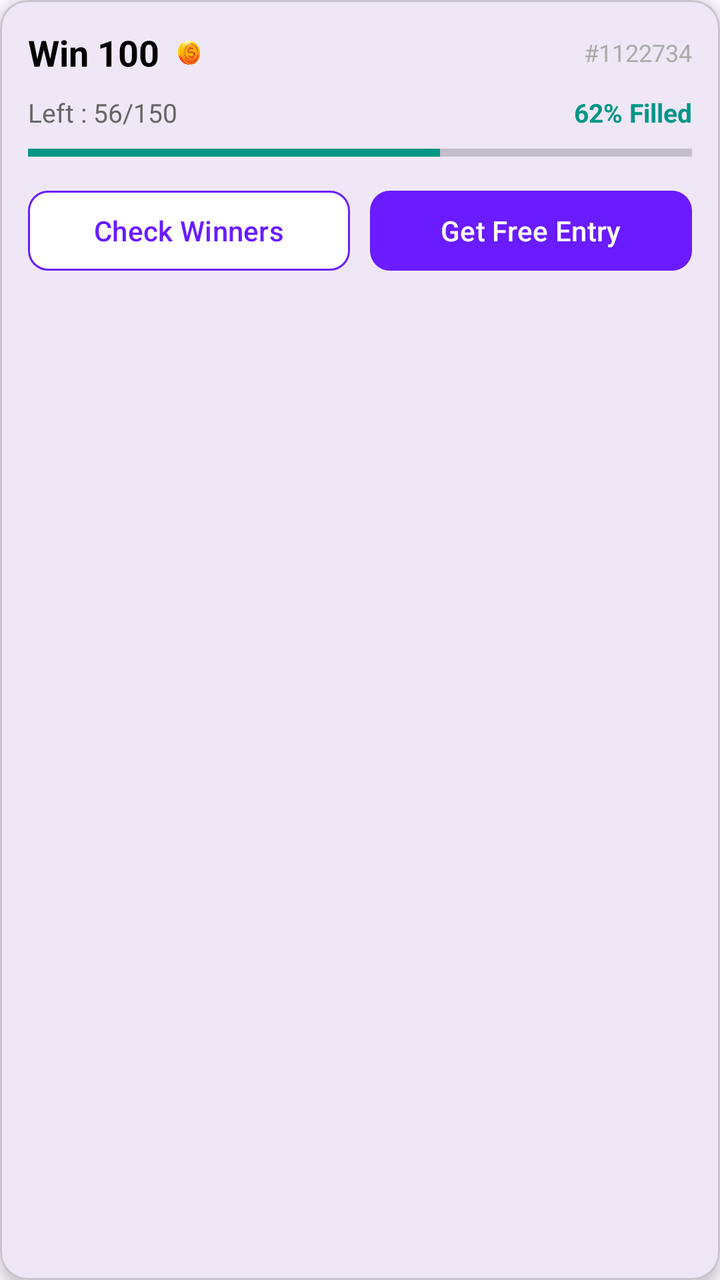
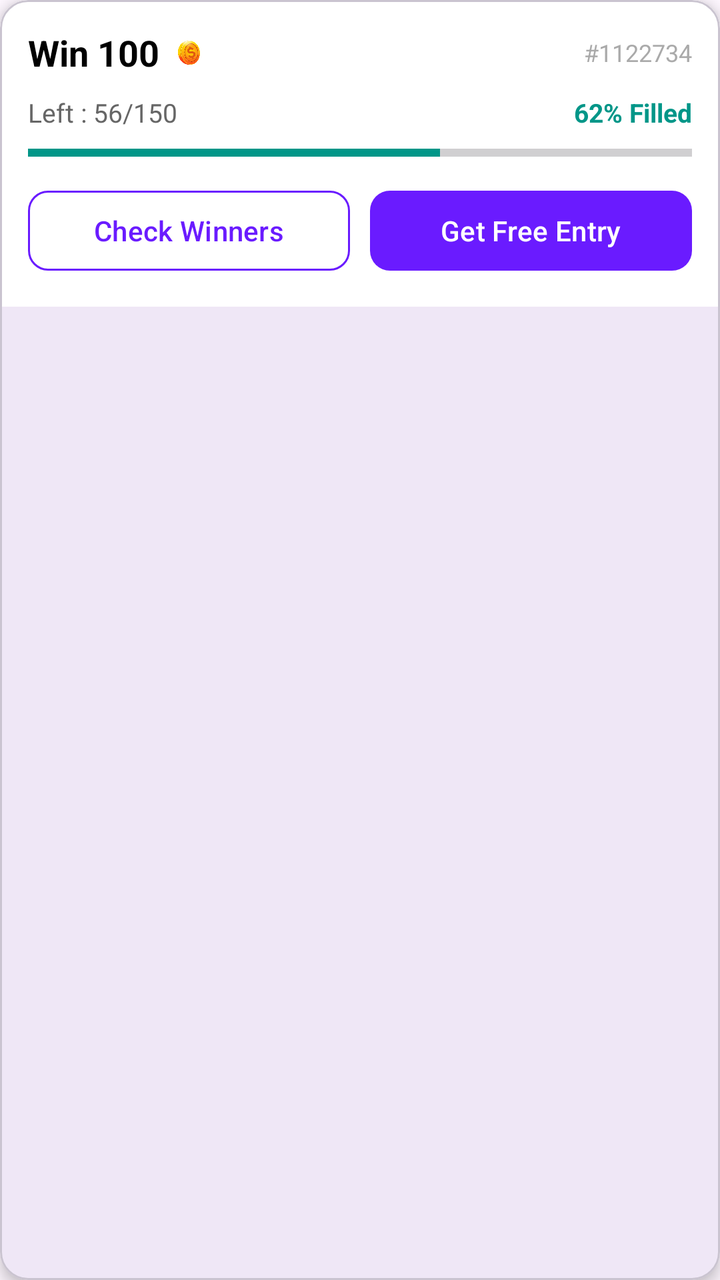

Before-and-after screenshots of an Android layout around one commit, followed by the original layout XML and the change that was made.
<!-- AndroidManifest.xml: application theme Theme.RGamer -->
<!-- res/layout/item_lucky_draw.xml -->
<?xml version="1.0" encoding="utf-8"?>
<com.google.android.material.card.MaterialCardView
    xmlns:android="http://schemas.android.com/apk/res/android"
    xmlns:app="http://schemas.android.com/apk/res-auto"
    android:layout_width="match_parent"
    android:layout_height="wrap_content"
    android:layout_marginBottom="12dp"
    app:cardCornerRadius="14dp"
    app:cardElevation="4dp"
    android:background="@color/white">

    <LinearLayout
        android:layout_width="match_parent"
        android:layout_height="wrap_content"
        android:padding="14dp"
        android:orientation="vertical">

        
        <LinearLayout
            android:layout_width="match_parent"
            android:layout_height="wrap_content"
            android:orientation="horizontal"
            android:gravity="center_vertical">

            <TextView
                android:layout_width="wrap_content"
                android:layout_height="wrap_content"
                android:text="Win 100"
                android:textSize="18sp"
                android:textStyle="bold"
                android:textColor="@color/black" />

            <ImageView
                android:layout_width="18dp"
                android:layout_height="18dp"
                android:layout_marginStart="6dp"
                android:src="@drawable/ic_coin" />

            <TextView
                android:layout_width="0dp"
                android:layout_height="wrap_content"
                android:layout_weight="1"/>

            <TextView
                android:layout_width="wrap_content"
                android:layout_height="wrap_content"
                android:text="#1122734"
                android:textSize="12sp"
                android:textColor="#AAAAAA" />
        </LinearLayout>

        
        <LinearLayout
            android:layout_width="match_parent"
            android:layout_height="wrap_content"
            android:layout_marginTop="8dp"
            android:orientation="horizontal">

            <TextView
                android:layout_width="wrap_content"
                android:layout_height="wrap_content"
                android:text="Left : 56/150"
                android:textSize="13sp"
                android:textColor="#666666" />

            <TextView
                android:layout_width="0dp"
                android:layout_height="wrap_content"
                android:layout_weight="1"/>

            <TextView
                android:layout_width="wrap_content"
                android:layout_height="wrap_content"
                android:text="62% Filled"
                android:textSize="13sp"
                android:textStyle="bold"
                android:textColor="#009688" />
        </LinearLayout>

        
        <ProgressBar
            style="?android:attr/progressBarStyleHorizontal"
            android:layout_width="match_parent"
            android:layout_height="6dp"
            android:layout_marginTop="8dp"
            android:max="100"
            android:progress="62"
            android:progressTint="#009688"
            android:backgroundTint="#E0E0E0"/>

        
        <LinearLayout
            android:layout_width="match_parent"
            android:layout_height="wrap_content"
            android:layout_marginTop="12dp"
            android:orientation="horizontal">

            <com.google.android.material.button.MaterialButton
                android:id="@+id/btnCheckWinners"
                android:layout_width="0dp"
                android:layout_height="wrap_content"
                android:layout_weight="1"
                android:text="Check Winners"
                android:textAllCaps="false"
                app:cornerRadius="10dp"
                app:strokeColor="#6A1BFF"
                app:strokeWidth="1dp"
                app:backgroundTint="@android:color/white"
                android:textColor="#6A1BFF"/>

            <com.google.android.material.button.MaterialButton
                android:id="@+id/btnFreeEntry"
                android:layout_width="0dp"
                android:layout_height="wrap_content"
                android:layout_weight="1"
                android:layout_marginStart="10dp"
                android:text="Get Free Entry"
                android:textAllCaps="false"
                app:cornerRadius="10dp"
                app:backgroundTint="#6A1BFF"
                android:textColor="@android:color/white"/>
        </LinearLayout>

    </LinearLayout>
</com.google.android.material.card.MaterialCardView>
<!-- resources referenced by this layout -->
<resources>
  <color name="black">#FF000000</color>
  <color name="white">#FFFFFFFF</color>
  <!-- drawable ic_coin: png bitmap (drawable, 507750 bytes) -->
  <style name="Theme.RGamer" parent="Base.Theme.RGamer" />
  <style name="Base.Theme.RGamer" parent="Theme.Material3.DayNight.NoActionBar">
          
          
      </style>
</resources>

<!-- the commit's change to res/layout/item_lucky_draw.xml (unified diff, before → after) -->
@@ -2,6 +2,7 @@
 <com.google.android.material.card.MaterialCardView
     xmlns:android="http://schemas.android.com/apk/res/android"
     xmlns:app="http://schemas.android.com/apk/res-auto"
+    android:id="@+id/cardLuckyDrawRoot"
     android:layout_width="match_parent"
     android:layout_height="wrap_content"
     android:layout_marginBottom="12dp"
@@ -13,6 +14,7 @@
         android:layout_width="match_parent"
         android:layout_height="wrap_content"
         android:padding="14dp"
+        android:background="@color/white"
         android:orientation="vertical">
 
         
@@ -23,6 +25,7 @@
             android:gravity="center_vertical">
 
             <TextView
+                android:id="@+id/txtReward"
                 android:layout_width="wrap_content"
                 android:layout_height="wrap_content"
                 android:text="Win 100"
@@ -31,6 +34,7 @@
                 android:textColor="@color/black" />
 
             <ImageView
+                android:id="@+id/imgCoin"
                 android:layout_width="18dp"
                 android:layout_height="18dp"
                 android:layout_marginStart="6dp"
@@ -42,6 +46,7 @@
                 android:layout_weight="1"/>
 
             <TextView
+                android:id="@+id/txtDrawId"
                 android:layout_width="wrap_content"
                 android:layout_height="wrap_content"
                 android:text="#1122734"
@@ -57,6 +62,7 @@
             android:orientation="horizontal">
 
             <TextView
+                android:id="@+id/txtSlots"
                 android:layout_width="wrap_content"
                 android:layout_height="wrap_content"
                 android:text="Left : 56/150"
@@ -69,6 +75,7 @@
                 android:layout_weight="1"/>
 
             <TextView
+                android:id="@+id/txtPercent"
                 android:layout_width="wrap_content"
                 android:layout_height="wrap_content"
                 android:text="62% Filled"
@@ -79,6 +86,7 @@
 
         
         <ProgressBar
+            android:id="@+id/progressSlots"
             style="?android:attr/progressBarStyleHorizontal"
             android:layout_width="match_parent"
             android:layout_height="6dp"
